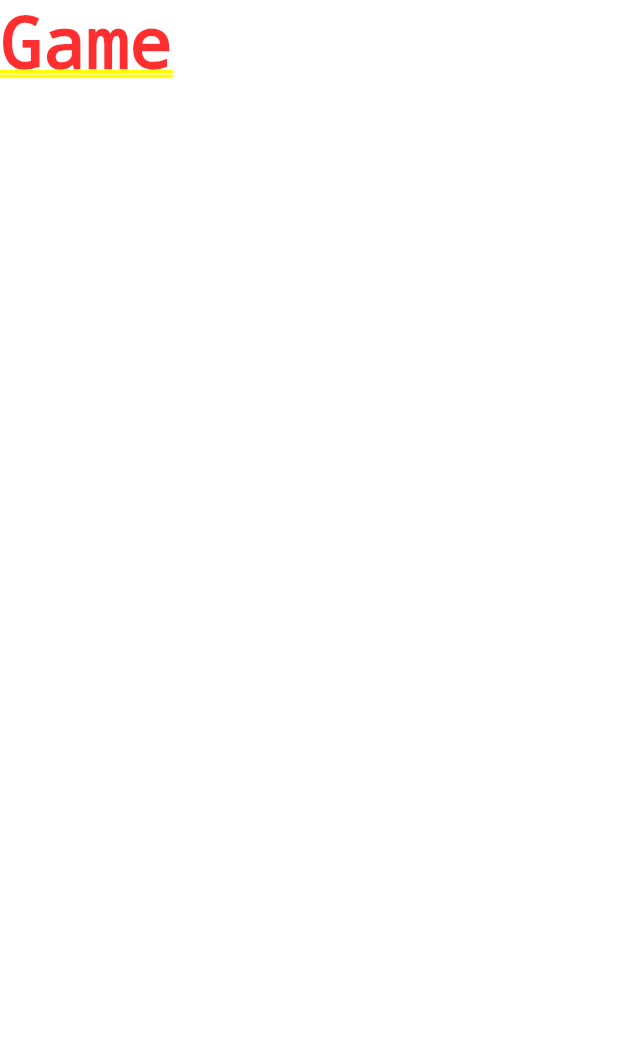
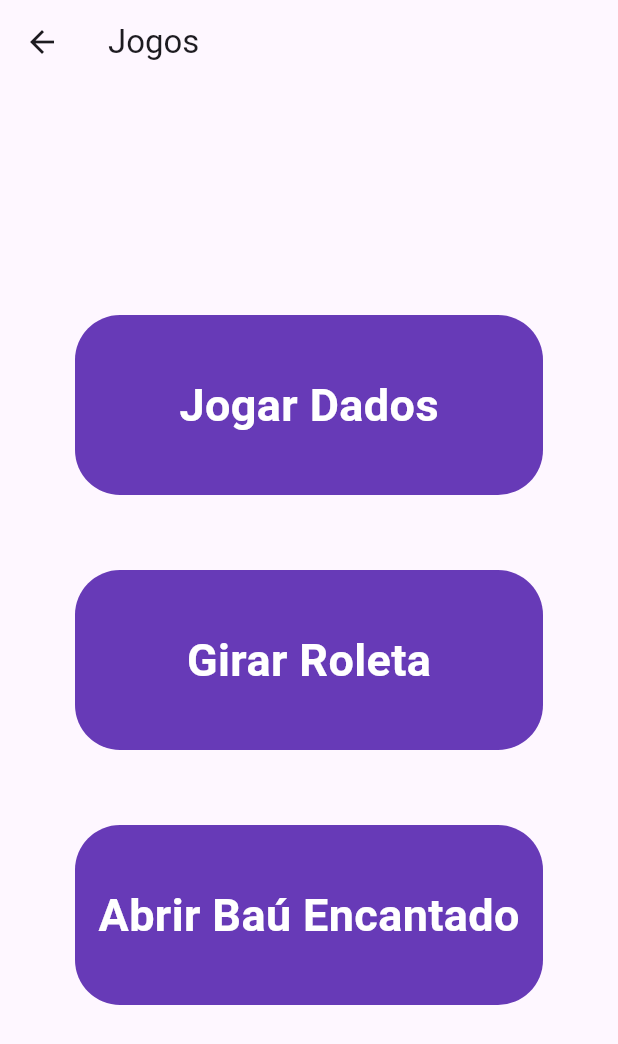
Before and after one commit to C14-Inatel-2026-2/taverna-sorte-frontend, a Flutter app: the screen it shows after launch, after a tap on "Jogar", on a phone screen of 412 x 824 dp. Shown: the top 1044 px of the screen. Run offline on Flutter 3.47's test engine with Material 3 defaults, Android fonts, the phone set to English and light mode, and no system bars.

Commit message:
feat: add new game screens and update routing

```diff
--- a/lib/app/routes/routes.dart
+++ b/lib/app/routes/routes.dart
@@ -1,4 +1,5 @@
 import 'package:flutter/material.dart';
+import 'package:taverna/screens/games_screen.dart';
 import 'package:taverna/screens/home_screen.dart';
 import 'package:taverna/screens/store_screen.dart';
 
@@ -6,10 +7,16 @@ class Routes {
   static const String home = '/';
   static const String game = '/game';
   static const String store = '/store';
+  static const String dice = '/game/dice';
+  static const String roulette = '/game/roulette';
+  static const String chest = '/game/chest';
 }
 
 final Map<String, WidgetBuilder> router = {
   Routes.home: (context) => HomeScreen(),
-  Routes.game: (context) => Text('Game'),
+  Routes.game: (context) => GamesScreen(),
   Routes.store: (context) => StoreScreen(),
+  Routes.dice: (context) => Text('Tela de Dados'),
+  Routes.roulette: (context) => Text('Tela de Roleta'),
+  Routes.chest: (context) => Text('Tela de Baú'),
 };
--- /dev/null
+++ b/lib/screens/games_screen.dart
@@ -0,0 +1,40 @@
+import 'package:flutter/material.dart';
+import 'package:taverna/app/routes/routes.dart';
+import 'package:taverna/widgets/app_button.dart';
+
+class GamesScreen extends StatelessWidget {
+  const GamesScreen({super.key});
+
+  @override
+  Widget build(BuildContext context) {
+    return Scaffold(
+      appBar: AppBar(
+        title: Text('Jogos'),
+      ),
+      body: Column(
+        mainAxisAlignment: MainAxisAlignment.center,
+        crossAxisAlignment: CrossAxisAlignment.center,
+        children: [
+          AppButton(
+            'Jogar Dados',
+            onPressed: (){
+              Navigator.of(context).pushNamed(Routes.dice);
+            },
+          ),
+          AppButton(
+            'Girar Roleta',
+            onPressed: (){
+              Navigator.of(context).pushNamed(Routes.roulette);
+            },
+          ),
+          AppButton(
+            'Abrir Baú Encantado',
+            onPressed: (){
+              Navigator.of(context).pushNamed(Routes.chest);
+            },
+          ),
+        ]
+      ),
+    );
+  }
+}
--- a/lib/screens/home_screen.dart
+++ b/lib/screens/home_screen.dart
@@ -3,8 +3,6 @@ import 'package:taverna/app/routes/routes.dart';
 import 'package:taverna/widgets/app_button.dart';
 
 class HomeScreen extends StatelessWidget {
-
-
   const HomeScreen({super.key});
 
   @override
```
Also changed, not shown: lib/screens/games/chest_screen.dart (added), lib/screens/games/dice_screen.dart (added), lib/screens/games/roulette_screen.dart (added), 1 other file.
